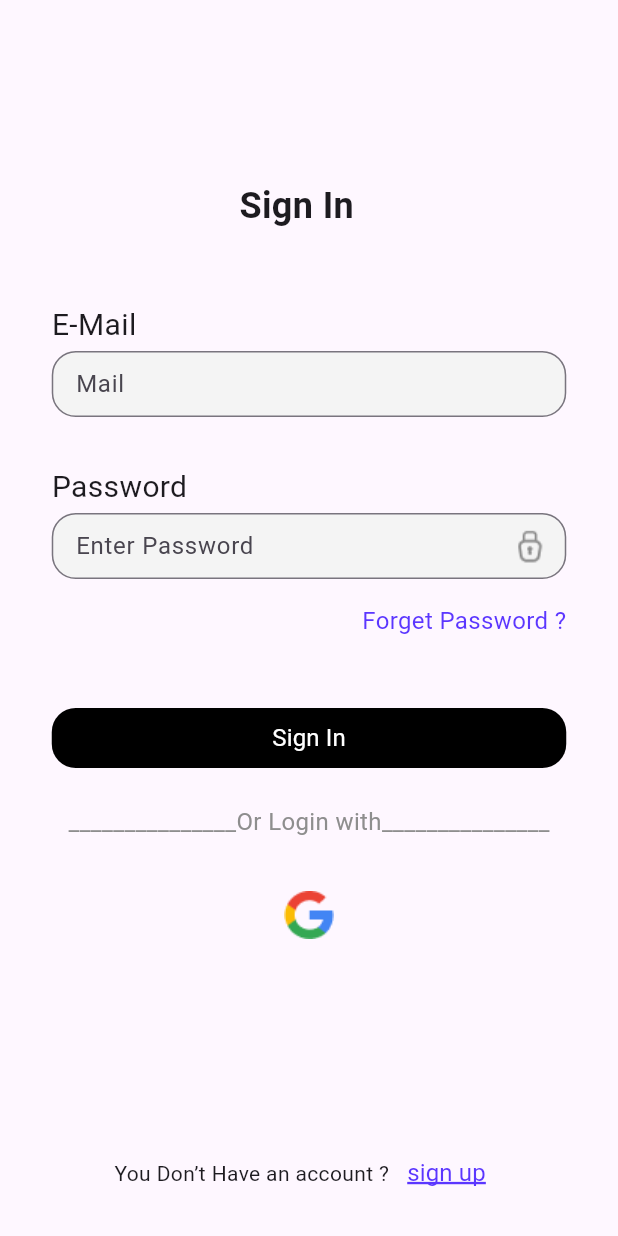
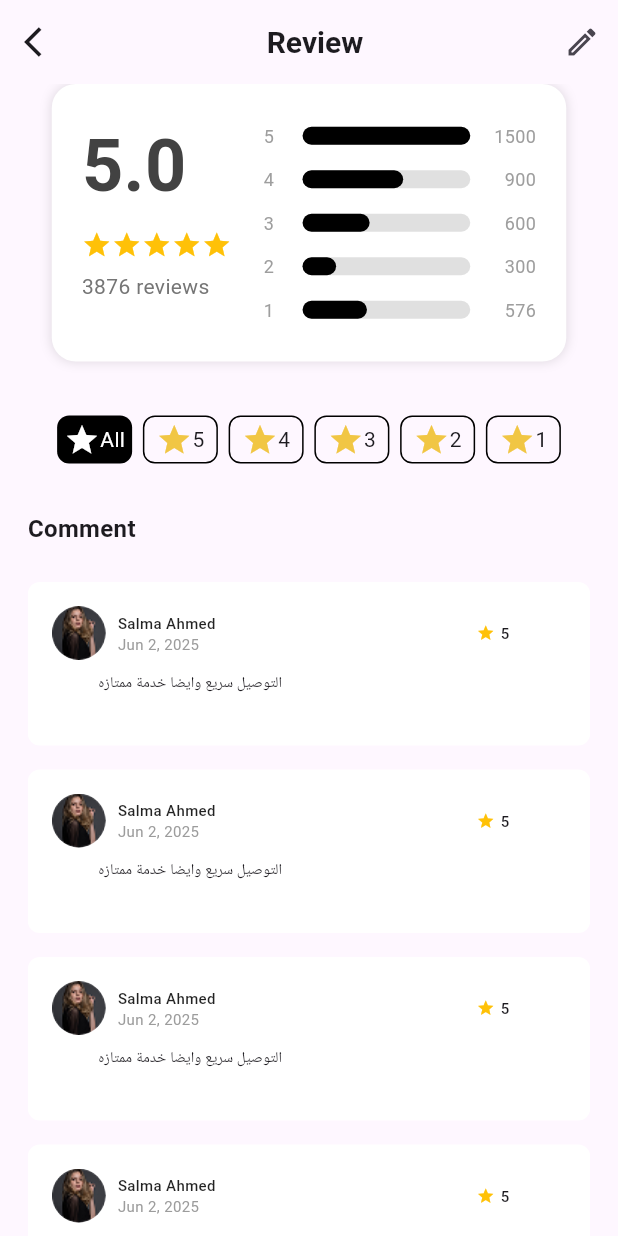
Before and after one commit to nhahub/NHA-223, a Flutter app: the screen it shows after launch, on a phone screen of 412 x 824 dp. Run offline on Flutter 3.47's test engine with Material 3 defaults, Android fonts, the phone set to English and light mode, and no system bars.

Commit message:
adding the review screen and 2 widgets with it

```diff
--- a/lib/helpers/routes.dart
+++ b/lib/helpers/routes.dart
@@ -3,4 +3,5 @@
 class Routes {
   static String signupScreen = 'signupScreen';
   static String signinScreen = 'signinScreen';
+  static String reviewScreen = 'reviewScreen';
 }
--- a/lib/main.dart
+++ b/lib/main.dart
@@ -1,4 +1,5 @@
 import 'package:final_depi_project/helpers/routes.dart';
+import 'package:final_depi_project/screens/review_screen.dart';
 import 'package:final_depi_project/screens/sign_in_screen.dart';
 import 'package:final_depi_project/screens/sign_up_screen.dart';
 import 'package:flutter/material.dart';
@@ -9,9 +10,10 @@ void main() {
       routes: {
         Routes.signupScreen: (context) => SignUpScreen(),
         Routes.signinScreen: (context) => const SignInScreen(),
+        Routes.reviewScreen: (context) => const ReviewScreen(),
       },
 
-      initialRoute: Routes.signinScreen,
+      initialRoute: Routes.reviewScreen,
       debugShowCheckedModeBanner: false,
       themeMode: ThemeMode.dark,
     ),
--- /dev/null
+++ b/lib/screens/review_screen.dart
@@ -0,0 +1,216 @@
+import 'package:final_depi_project/widgets/rating_widget.dart';
+import 'package:final_depi_project/widgets/review_card_widget.dart';
+import 'package:flutter/material.dart';
+
+class ReviewScreen extends StatefulWidget {
+  const ReviewScreen({super.key});
+
+  @override
+  State<ReviewScreen> createState() => _ReviewScreenState();
+}
+
+class _ReviewScreenState extends State<ReviewScreen> {
+  double reviewaveragerRate = 5;
+  List<int> reviewcountList = [1500, 900, 600, 300, 576];
+  var reviewtotalReviews = 3876;
+  @override
+  Widget build(BuildContext context) {
+    return Scaffold(
+      //!-------------------------------------------------------------"app bar"
+      appBar: AppBar(
+        title: Center(
+          child: Text(
+            "Review",
+            style: TextStyle(fontSize: 20, fontWeight: FontWeight.w700),
+          ),
+        ),
+        leading: IconButton(onPressed: () {}, icon: Icon(Icons.arrow_back_ios)),
+        actions: [
+          IconButton(onPressed: () {}, icon: Icon(Icons.edit_outlined)),
+        ],
+      ),
+      //!----------------------------------------------------------------"body"
+      body: Center(
+        child: Container(
+          width: 375,
+          height: 812,
+          child: Column(
+            children: [
+              //!-----------------------------------------------"review widget"
+              Container(
+                width: 343,
+                height: 185,
+                child: RatingWidget(
+                  averagerRate: 5,
+                  countList: reviewcountList,
+                  totalReviews: reviewtotalReviews,
+                ),
+              ),
+
+              //!---------------------------------------"rating filter buttons"
+              SizedBox(height: 36),
+              Container(
+                width: 343,
+                height: 32,
+                child: Row(
+                  mainAxisAlignment: MainAxisAlignment.spaceAround,
+                  children: [
+                    //!------------all
+                    GestureDetector(
+                      onTap: () {},
+                      child: Container(
+                        width: 50,
+                        height: 32,
+                        decoration: BoxDecoration(
+                          borderRadius: BorderRadius.circular(8),
+                          color: Colors.black,
+                        ),
+                        child: Row(
+                          mainAxisAlignment: MainAxisAlignment.center,
+                          children: [
+                            Icon(Icons.star, color: Colors.white),
+                            Text("All", style: TextStyle(color: Colors.white)),
+                          ],
+                        ),
+                      ),
+                    ),
+                    //!------------5
+                    GestureDetector(
+                      onTap: () {},
+                      child: Container(
+                        width: 50,
+                        height: 32,
+                        decoration: BoxDecoration(
+                          borderRadius: BorderRadius.circular(8),
+                          border: Border.all(width: 1),
+                        ),
+                        child: Row(
+                          mainAxisAlignment: MainAxisAlignment.center,
+                          children: [
+                            Icon(Icons.star, color: Color(0xFFF1C644)),
+                            Text("5"),
+                          ],
+                        ),
+                      ),
+                    ),
+                    //!------------4
+                    GestureDetector(
+                      onTap: () {},
+                      child: Container(
+                        width: 50,
+                        height: 32,
+                        decoration: BoxDecoration(
+                          borderRadius: BorderRadius.circular(8),
+                          border: Border.all(width: 1),
+                        ),
+                        child: Row(
+                          mainAxisAlignment: MainAxisAlignment.center,
+                          children: [
+                            Icon(Icons.star, color: Color(0xFFF1C644)),
+                            Text("4"),
+                          ],
+                        ),
+                      ),
+                    ),
+                    //!------------3
+                    GestureDetector(
+                      onTap: () {},
+                      child: Container(
+                        width: 50,
+                        height: 32,
+                        decoration: BoxDecoration(
+                          borderRadius: BorderRadius.circular(8),
+                          border: Border.all(width: 1),
+                        ),
+                        child: Row(
+                          mainAxisAlignment: MainAxisAlignment.center,
+                          children: [
+                            Icon(Icons.star, color: Color(0xFFF1C644)),
+                            Text("3"),
+                          ],
+                        ),
+                      ),
+                    ),
+                    //!------------2
+                    GestureDetector(
+                      onTap: () {},
+                      child: Container(
+                        width: 50,
+                        height: 32,
+                        decoration: BoxDecoration(
+                          borderRadius: BorderRadius.circular(8),
+                          border: Border.all(width: 1),
+                        ),
+                        child: Row(
+                          mainAxisAlignment: MainAxisAlignment.center,
+                          children: [
+                            Icon(Icons.star, color: Color(0xFFF1C644)),
+                            Text("2"),
+                          ],
+                        ),
+                      ),
+                    ),
+                    //!------------1
+                    GestureDetector(
+                      onTap: () {},
+                      child: Container(
+                        width: 50,
+                        height: 32,
+                        decoration: BoxDecoration(
+                          borderRadius: BorderRadius.circular(8),
+                          border: Border.all(width: 1),
+                        ),
+                        child: Row(
+                          mainAxisAlignment: MainAxisAlignment.center,
+                          children: [
+                            Icon(Icons.star, color: Color(0xFFF1C644)),
+                            Text("1"),
+                          ],
+                        ),
+                      ),
+                    ),
+                  ],
+                ),
+              ),
+              //!-----------------------------------------------"comment title"
+              SizedBox(height: 32),
+              Row(
+                mainAxisAlignment: MainAxisAlignment.start,
+                children: [
+                  Text(
+                    "Comment",
+                    style: TextStyle(fontSize: 16, fontWeight: FontWeight.w700),
+                  ),
+                ],
+              ),
+
+              //!--------------------------"list view of review comment widget"
+              SizedBox(height: 16),
+              Expanded(
+                child: ListView.builder(
+                  itemCount: 5,
+                  itemBuilder: (context, index) {
+                    return Padding(
+                      padding: const EdgeInsets.symmetric(vertical: 8.0),
+                      child: Container(
+                        width: 343,
+                        height: 109,
+                        child: ReviewCard(
+                          name: 'Salma Ahmed',
+                          date: 'Jun 2, 2025',
+                          review: 'التوصيل سريع وايضا خدمة ممتازه',
+                          rating: 5,
+                          photoUrl: "",
+                        ),
+                      ),
+                    );
+                  },
+                ),
+              ),
+            ],
+          ),
+        ),
+      ),
+    );
+  }
+}
--- /dev/null
+++ b/lib/widgets/rating_widget.dart
@@ -0,0 +1,134 @@
+import 'package:flutter/material.dart';
+
+class RatingWidget extends StatelessWidget {
+  final List<int>
+  countList; // length 5: [count5, count4, count3, count2, count1]
+  final double averagerRate;
+  final int totalReviews;
+
+  const RatingWidget({
+    super.key,
+    required this.countList,
+    required this.averagerRate,
+    required this.totalReviews,
+  });
+
+  @override
+  Widget build(BuildContext context) {
+    final maxCount = countList.reduce((a, b) => a > b ? a : b).toDouble();
+    return Container(
+      padding: const EdgeInsets.all(20),
+      decoration: BoxDecoration(
+        color: Colors.white,
+        borderRadius: BorderRadius.circular(16),
+        boxShadow: [BoxShadow(color: Colors.black12, blurRadius: 6)],
+      ),
+      child: Row(
+        children: [
+          // left: big score & stars & review count
+          Expanded(
+            flex: 4,
+            child: Column(
+              crossAxisAlignment: CrossAxisAlignment.start,
+              children: [
+                Text(
+                  averagerRate.toStringAsFixed(1),
+                  style: TextStyle(
+                    fontSize: 48,
+                    fontWeight: FontWeight.bold,
+                    color: Colors.grey[800],
+                  ),
+                ),
+                const SizedBox(height: 8),
+                Row(
+                  children: [
+                    // draw 5 stars filled by averagerRate
+                    for (int i = 1; i <= 5; i++)
+                      Icon(
+                        i <= averagerRate.round()
+                            ? Icons.star
+                            : Icons.star_border,
+                        color: const Color(0xFFFFC107), // gold
+                        size: 20,
+                      ),
+                  ],
+                ),
+                const SizedBox(height: 8),
+                Text(
+                  '$totalReviews review${totalReviews == 1 ? "" : "s"}',
+                  style: TextStyle(color: Colors.grey[600], fontSize: 14),
+                ),
+              ],
+            ),
+          ),
+
+          // right: bars 5->1
+          Expanded(
+            flex: 6,
+            child: Column(
+              children: List.generate(5, (index) {
+                final star = 5 - index; // 5,4,3,2,1
+                final count = countList[index].toDouble();
+                final fraction = maxCount == 0 ? 0.0 : (count / maxCount);
+                return Padding(
+                  padding: const EdgeInsets.symmetric(vertical: 6),
+                  child: Row(
+                    children: [
+                      SizedBox(
+                        width: 18,
+                        child: Text(
+                          star.toString(),
+                          style: const TextStyle(
+                            fontSize: 12,
+                            color: Colors.grey,
+                          ),
+                        ),
+                      ),
+                      const SizedBox(width: 8),
+                      // progress background
+                      Expanded(
+                        child: Stack(
+                          children: [
+                            Container(
+                              height: 12,
+                              decoration: BoxDecoration(
+                                color: Colors.grey[300],
+                                borderRadius: BorderRadius.circular(6),
+                              ),
+                            ),
+                            FractionallySizedBox(
+                              widthFactor: fraction.clamp(0.0, 1.0),
+                              child: Container(
+                                height: 12,
+                                decoration: BoxDecoration(
+                                  color: Colors.black,
+                                  borderRadius: BorderRadius.circular(6),
+                                ),
+                              ),
+                            ),
+                          ],
+                        ),
+                      ),
+                      const SizedBox(width: 8),
+                      SizedBox(
+                        width: 36,
+                        child: Text(
+                          countList[index].toString(),
+                          textAlign: TextAlign.right,
+                          style: const TextStyle(
+                            fontSize: 12,
+                            color: Colors.grey,
+                          ),
+                        ),
+                      ),
+                    ],
+                  ),
+                );
+              }),
+            ),
+          ),
+        ],
+      ),
+    );
+  }
+}
--- /dev/null
+++ b/lib/widgets/review_card_widget.dart
@@ -0,0 +1,131 @@
+// ignore_for_file: sized_box_for_whitespace, sort_child_properties_last
+
+import 'package:flutter/material.dart';
+
+class ReviewCard extends StatelessWidget {
+  final String name;
+  final String date;
+  final String review;
+  final int rating;
+  final String? photoUrl; // optional photo URL
+
+  const ReviewCard({
+    super.key,
+    required this.name,
+    required this.date,
+    required this.review,
+    required this.rating,
+    this.photoUrl,
+  });
+
+  @override
+  Widget build(BuildContext context) {
+    return Container(
+      width: 343,
+      height: 109,
+
+      decoration: BoxDecoration(
+        color: Colors.white,
+        borderRadius: BorderRadius.circular(8),
+      ),
+      child: Column(
+        children: [
+          //! row (photo + column[name + date]  + rate (star icon + rate))
+          SizedBox(height: 16),
+          Row(
+            mainAxisAlignment: MainAxisAlignment.start,
+            children: [
+              SizedBox(width: 16),
+              //! photo + column[name + date]
+              Container(
+                width: 36,
+                height: 36,
+                child: ClipRRect(
+                  borderRadius: BorderRadius.circular(30),
+                  child: (photoUrl == null || photoUrl!.isEmpty)
+                      ? Image.asset(
+                          'assets/photo2.png',
+                          width: 36,
+                          height: 36,
+                          fit: BoxFit.cover,
+                        )
+                      : Image.network(
+                          photoUrl!,
+                          width: 36,
+                          height: 36,
+                          fit: BoxFit.cover,
+                          errorBuilder: (context, error, stackTrace) {
+                            return Image.asset(
+                              'assets/photo2.png',
+                              width: 36,
+                              height: 36,
+                              fit: BoxFit.cover,
+                            );
+                          },
+                        ),
+                ),
+              ),
+              SizedBox(width: 8),
+              Column(
+                crossAxisAlignment: CrossAxisAlignment.start,
+                children: [
+                  Row(
+                    mainAxisAlignment: MainAxisAlignment.start,
+                    children: [
+                      Text(
+                        name,
+                        style: const TextStyle(
+                          fontWeight: FontWeight.w500,
+                          fontSize: 10,
+                          color: Colors.black87,
+                        ),
+                      ),
+                    ],
+                  ),
+                  Row(
+                    mainAxisAlignment: MainAxisAlignment.start,
+                    children: [
+                      Text(
+                        date,
+                        style: const TextStyle(
+                          fontSize: 10,
+                          fontWeight: FontWeight.w400,
+                          color: Color(0xFF9C9C9C),
+                        ),
+                      ),
+                    ],
+                  ),
+                ],
+              ),
+              SizedBox(width: 174),
+              //! rate (star icon + rate)
+              Row(
+                children: [
+                  Icon(Icons.star, color: Color(0xFFFFC107), size: 12),
+                  SizedBox(width: 4),
+                  Text(
+                    rating.toString(),
+                    style: TextStyle(fontSize: 10, fontWeight: FontWeight.w500),
+                  ),
+                ],
+              ),
+            ],
+          ),
+          SizedBox(height: 8),
+
+          //! row (comment)
+          Row(
+            children: [
+              SizedBox(width: 47),
+              Text(
+                review,
+                textAlign: TextAlign.right,
+                style: TextStyle(fontSize: 10, fontWeight: FontWeight.w500),
+              ),
+            ],
+          ),
+        ],
+      ),
+    );
+  }
+}
--- a/pubspec.yaml
+++ b/pubspec.yaml
@@ -60,6 +60,9 @@ flutter:
   assets:
     - assets/Google.png
     - assets/Lock.png
+    - assets/photo.png
+    - assets/photo2.png
+
 
   # To add assets to your application, add an assets section, like this:
   # assets:
```
Also changed, not shown: assets/photo.png (added), assets/photo2.png (added).
